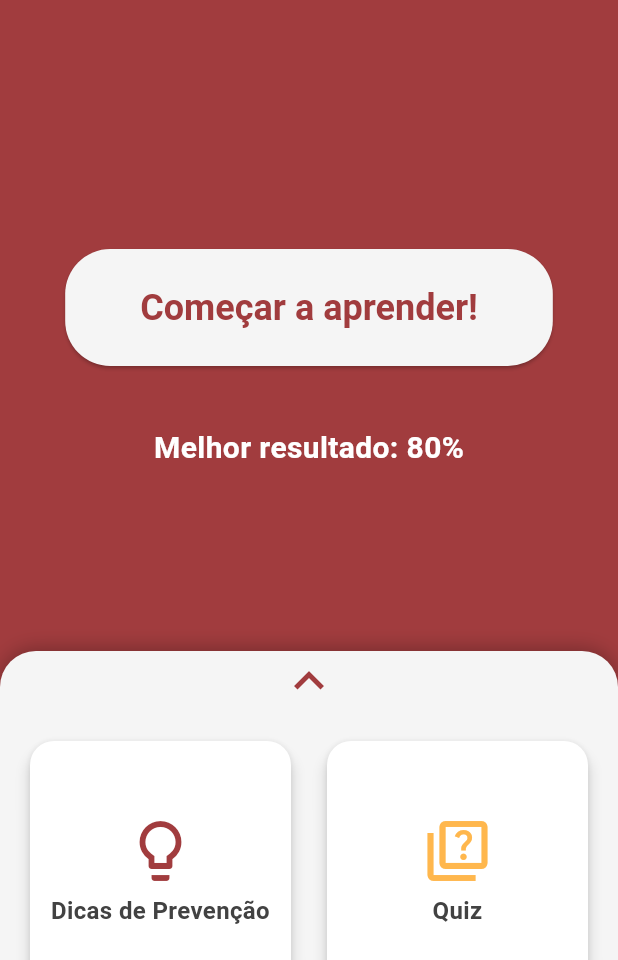
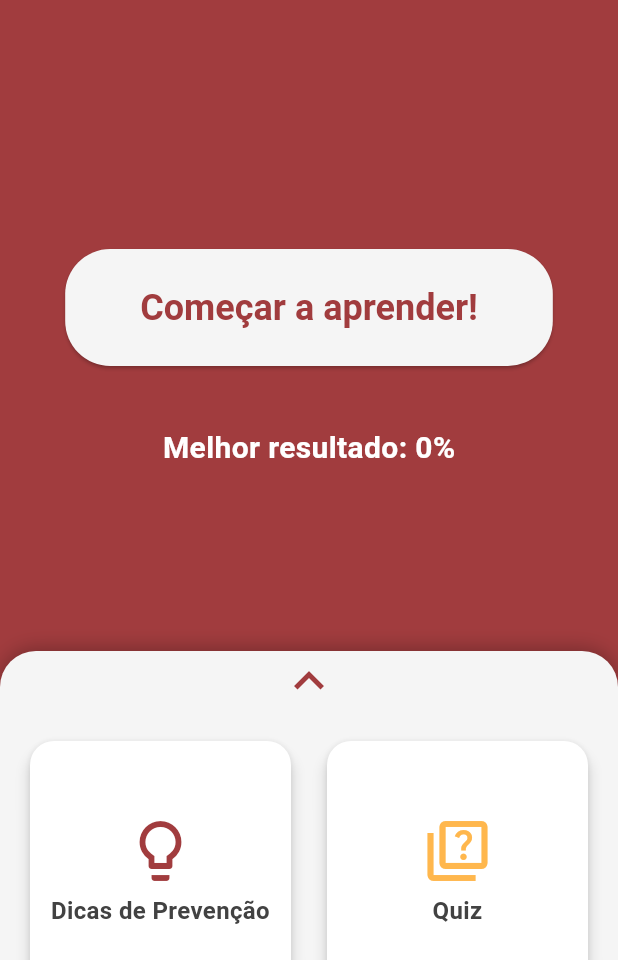
Before and after one commit to Burn-Quest/NewApp, a Flutter app: the screen it shows after launch, after a tap on "Começar a aprender!", after a tap on the "keyboard arrow down" icon, on a phone screen of 412 x 824 dp, the part 276-1236 px from its top. Run offline on Flutter 3.47's test engine with Material 3 defaults, Android fonts, the phone set to English and light mode, and no system bars; our stand-ins replace shared_preferences; Roboto replaces fonts that are missing (Nunito).

Commit message:
feature: funcionalidade do campo melhor resultado ajustada

```diff
--- /dev/null
+++ b/lib/models/util/quizScore.dart
@@ -0,0 +1,3 @@
+class QuizScore {
+  static double bestScore = 0.0;
+}
--- a/lib/screens/home_screen.dart
+++ b/lib/screens/home_screen.dart
@@ -1,3 +1,4 @@
+import 'package:burnquest/models/util/quizScore.dart';
 import 'package:burnquest/screens/prevention.dart';
 import 'package:flutter/material.dart';
 import 'package:flutter/services.dart';
@@ -12,6 +13,8 @@ class HomeScreen extends StatefulWidget {
 }
 
 class _HomeScreenState extends State<HomeScreen> {
+  double bestScore = 0;
+
   double _dragExtent = 0.3; // Tamanho inicial
   final double _maxHeight = 0.75; // Tamanho máximo
   final double _minHeight = 0.25; // Tamanho mínimo
@@ -25,9 +28,17 @@ class _HomeScreenState extends State<HomeScreen> {
     super.initState();
     _checkQuizAccess();
 
+    _updateBestScore();
+
     SystemChrome.setSystemUIOverlayStyle(
       const SystemUiOverlayStyle(systemNavigationBarColor: Colors.transparent),
     );
+  }
+
+  void _updateBestScore() {
+    setState(() {
+      bestScore = QuizScore.bestScore;
+    });
   }
 
   Future<void> _resetQuizAccess() async {
@@ -144,10 +155,10 @@ class _HomeScreenState extends State<HomeScreen> {
 
                   Visibility(
                     visible: _canAccessQuiz,
-                    child: const Padding(
+                    child: Padding(
                       padding: EdgeInsets.only(top: 24),
                       child: Text(
-                        'Melhor resultado: 80%', // Texto mockado, to implement
+                        'Melhor resultado: ${bestScore.toInt()}%',
                         style: TextStyle(
                           fontSize: 20,
                           fontWeight: FontWeight.bold,
@@ -234,10 +245,12 @@ class _HomeScreenState extends State<HomeScreen> {
                                   '/quiz',
                                   onTap:
                                       _canAccessQuiz
-                                          ? () => Navigator.pushNamed(
-                                            context,
-                                            '/quiz',
-                                          )
+                                          ? () {
+                                            Navigator.pushNamed(
+                                              context,
+                                              '/quiz',
+                                            ).then((_) => _updateBestScore());
+                                          }
                                           : null,
                                   isEnabled: _canAccessQuiz,
                                 ),
```
Also changed, not shown: lib/screens/quiz_screen.dart (+7 -0 lines).
